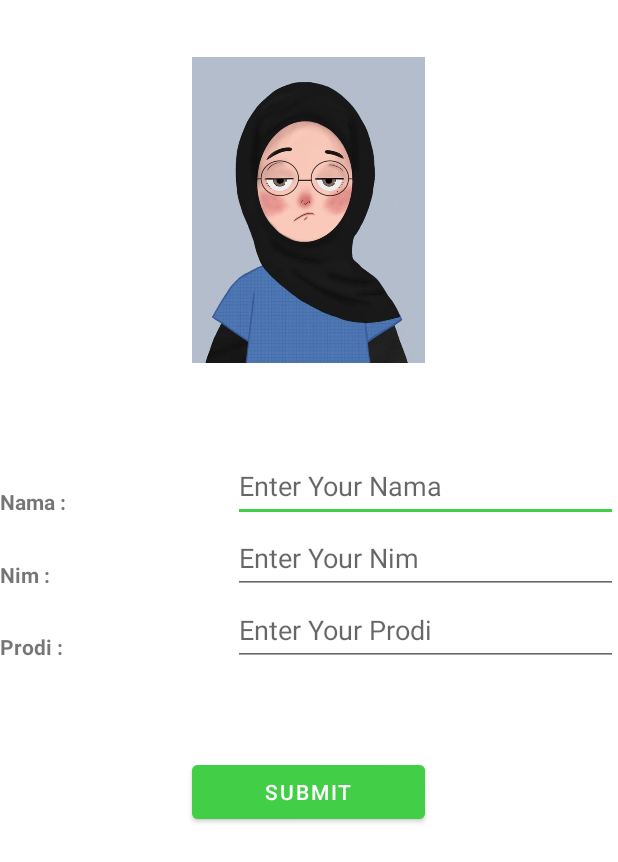
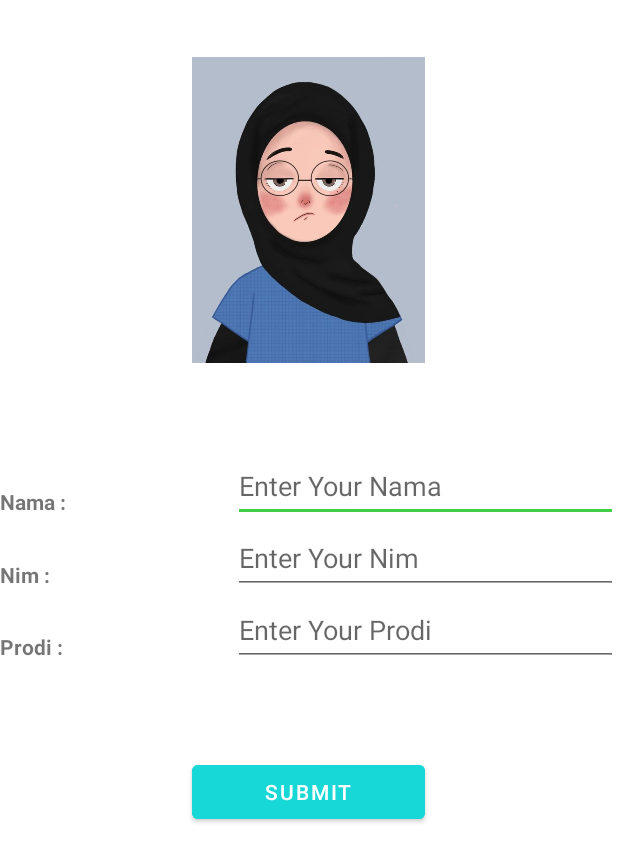
Before and after one commit to Dinawulan14/ActivityLayoutt_20210140028, an Android app: the layout activity_table.xml on its own in the app's theme, with its tools: preview values and no code run, on a phone screen of 412 x 824 dp. Shown: the top 862 px of the screen. Run offline under Robolectric (Android 15) with nearby library versions, the phone set to English and light mode, and no system bars.

Commit message:
Table Layoutt

```diff
--- a/app/src/main/res/layout/activity_table.xml
+++ b/app/src/main/res/layout/activity_table.xml
@@ -84,7 +84,7 @@
 
         <Button
             android:text="Submit"
-            android:backgroundTint="@color/teal_200"
+            android:backgroundTint="@color/teal_700"
             android:clickable="true"
             android:layout_width="wrap_content"
             android:layout_height="wrap_content"
```
